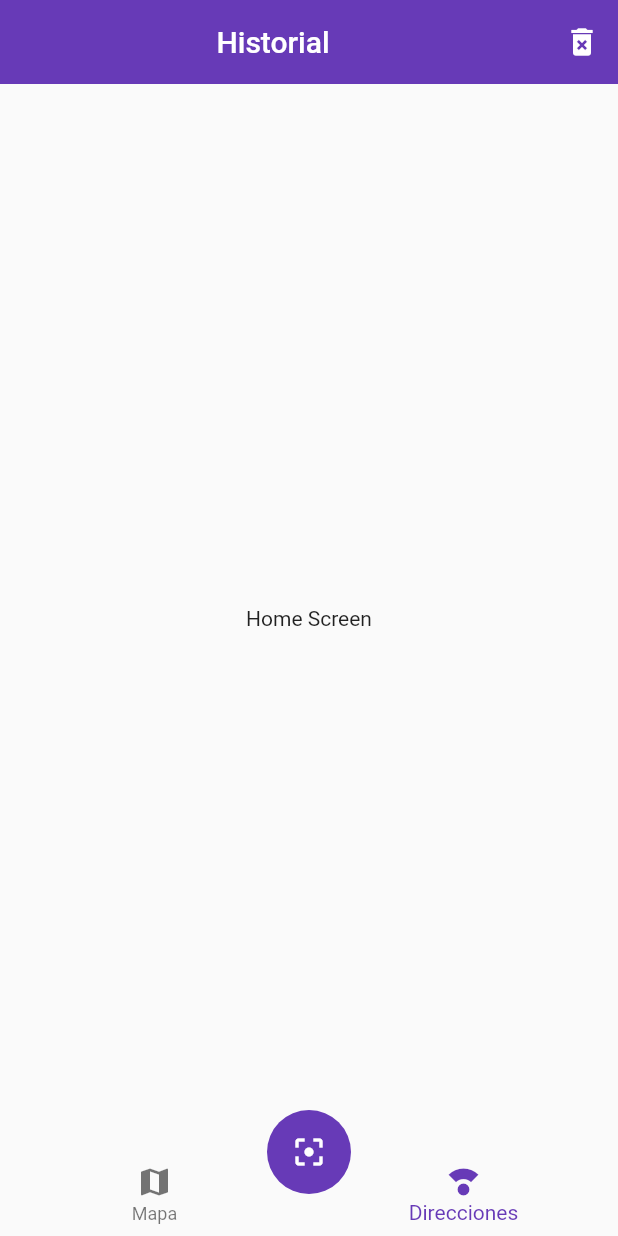
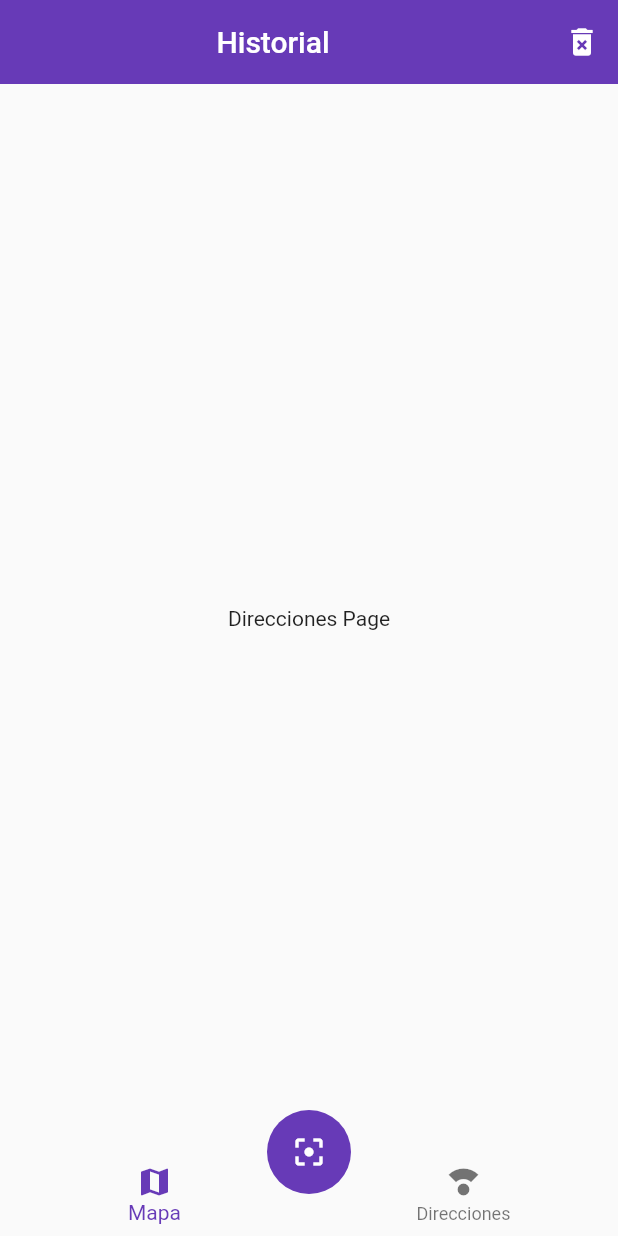
Before and after one commit to RommelOlachea/qr_reader, a Flutter app: the screen it shows after launch, on a phone screen of 412 x 824 dp. Run offline on Flutter 3.47's test engine with Material 2 defaults, Android fonts, the phone set to English and light mode, and no system bars.

Commit message:
Cambiar de pagina

```diff
--- /dev/null
+++ b/lib/pages/direcciones_page.dart
@@ -0,0 +1,14 @@
+import 'package:flutter/material.dart';
+
+class DireccionesPage extends StatelessWidget {
+  const DireccionesPage({Key? key}) : super(key: key);
+
+  @override
+  Widget build(BuildContext context) {
+    return const Scaffold(
+      body: Center(
+        child: Text('Direcciones Page'),
+      ),
+    );
+  }
+}
--- a/lib/pages/home_page.dart
+++ b/lib/pages/home_page.dart
@@ -1,5 +1,5 @@
 import 'package:flutter/material.dart';
-import 'package:qr_reader/widgets/scan_button.dart';
+import 'package:qr_reader/pages/pages.dart';
 import '../widgets/widgets.dart';
 
 class HomePage extends StatelessWidget {
@@ -18,12 +18,28 @@ class HomePage extends StatelessWidget {
           ),
         ],
       ),
-      body: Center(
-        child: Text('Home Screen'),
-      ),
+      body: _HomePageBody(),
       bottomNavigationBar: CustomNavigationBar(),
       floatingActionButton: ScanButton(),
       floatingActionButtonLocation: FloatingActionButtonLocation.centerDocked,
     );
   }
 }
+
+class _HomePageBody extends StatelessWidget {
+  const _HomePageBody({super.key});
+
+  @override
+  Widget build(BuildContext context) {
+    final currentIndex = 1;
+
+    switch (currentIndex) {
+      case 0:
+        return MapasPage();
+      case 1:
+        return DireccionesPage();
+      default:
+        return MapasPage();
+    }
+  }
+}
--- /dev/null
+++ b/lib/pages/mapas_page.dart
@@ -0,0 +1,12 @@
+import 'package:flutter/material.dart';
+
+class MapasPage extends StatelessWidget {
+  const MapasPage({Key? key}) : super(key: key);
+
+  @override
+  Widget build(BuildContext context) {
+    return Center(
+      child: Text('Mapas Page'),
+    );
+  }
+}
--- a/lib/pages/pages.dart
+++ b/lib/pages/pages.dart
@@ -1,2 +1,4 @@
+export 'package:qr_reader/pages/direcciones_page.dart';
 export 'package:qr_reader/pages/home_page.dart';
 export 'package:qr_reader/pages/mapa_page.dart';
+export 'package:qr_reader/pages/mapas_page.dart';
--- a/lib/widgets/custom_navigationbar.dart
+++ b/lib/widgets/custom_navigationbar.dart
@@ -5,10 +5,12 @@ class CustomNavigationBar extends StatelessWidget {
 
   @override
   Widget build(BuildContext context) {
+    final currentIndex = 0;
+
     return BottomNavigationBar(
         elevation: 0,
-        currentIndex: 1,
-        items: <BottomNavigationBarItem>[
+        currentIndex: currentIndex,
+        items: const <BottomNavigationBarItem>[
           BottomNavigationBarItem(icon: Icon(Icons.map), label: 'Mapa'),
           BottomNavigationBarItem(
               icon: Icon(Icons.compass_calibration), label: 'Direcciones'),
--- a/lib/widgets/widgets.dart
+++ b/lib/widgets/widgets.dart
@@ -1 +1,2 @@
 export 'package:qr_reader/widgets/custom_navigationbar.dart';
+export 'package:qr_reader/widgets/scan_button.dart';
```
